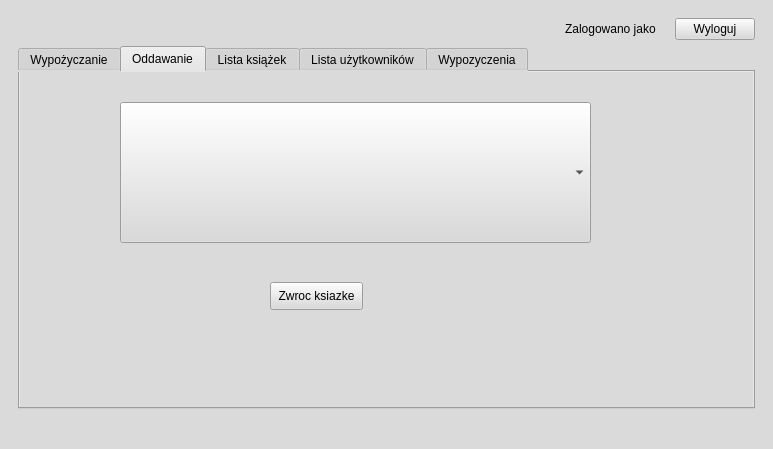
The window that QT_files/mainwindow.ui (Sebastian029/Projekt-Cpp-v.2) describes before a commit, drawn with Qt 5.
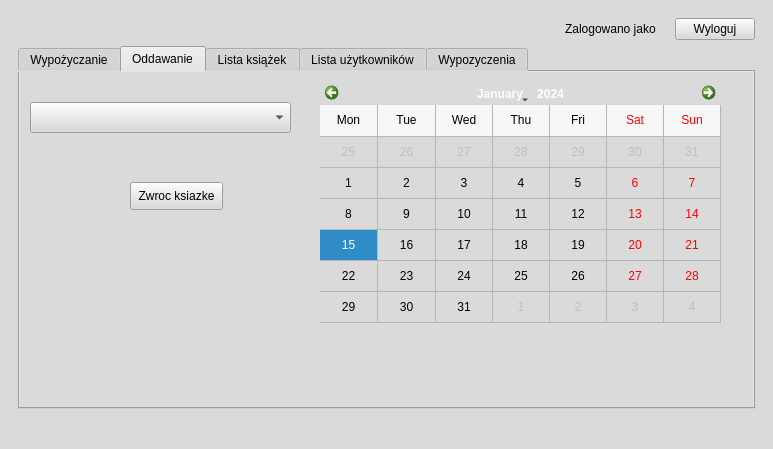
The same window after the commit. Icons and pictures are not drawn.

Commit message: ZRobione oddawanie (tak jakby(

The edit to the form file:
```diff
--- a/QT_files/mainwindow.ui
+++ b/QT_files/mainwindow.ui
@@ -647,18 +647,18 @@
              <widget class="QComboBox" name="comboBox_oddawanie">
               <property name="geometry">
                <rect>
-                <x>100</x>
+                <x>10</x>
                 <y>30</y>
-                <width>471</width>
-                <height>141</height>
+                <width>261</width>
+                <height>31</height>
                </rect>
               </property>
              </widget>
              <widget class="QPushButton" name="pushButton">
               <property name="geometry">
                <rect>
-                <x>250</x>
-                <y>210</y>
+                <x>110</x>
+                <y>110</y>
                 <width>93</width>
                 <height>28</height>
                </rect>
@@ -667,6 +667,41 @@
                <string>Zwroc ksiazke</string>
               </property>
              </widget>
+             <widget class="QCalendarWidget" name="calendarWidget">
+              <property name="geometry">
+               <rect>
+                <x>300</x>
+                <y>10</y>
+                <width>401</width>
+                <height>241</height>
+               </rect>
+              </property>
+              <property name="autoFillBackground">
+               <bool>false</bool>
+              </property>
+              <property name="minimumDate">
+               <date>
+                <year>2000</year>
+                <month>9</month>
+                <day>14</day>
+               </date>
+              </property>
+              <property name="gridVisible">
+               <bool>true</bool>
+              </property>
+              <property name="selectionMode">
+               <enum>QCalendarWidget::SingleSelection</enum>
+              </property>
+              <property name="horizontalHeaderFormat">
+               <enum>QCalendarWidget::ShortDayNames</enum>
+              </property>
+              <property name="verticalHeaderFormat">
+               <enum>QCalendarWidget::NoVerticalHeader</enum>
+              </property>
+              <property name="navigationBarVisible">
+               <bool>true</bool>
+              </property>
+             </widget>
             </widget>
             <widget class="QWidget" name="ksiazki">
              <attribute name="title">
```
Left out of the diff: 2 changed lines with no effect on the pictures. The commit also changes 2 other files.
